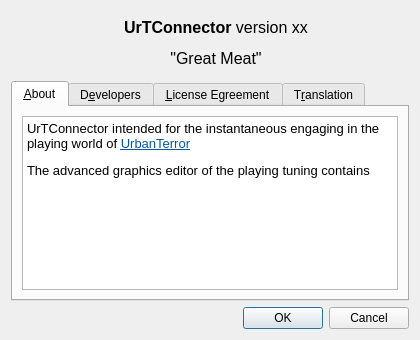
Old version of the form src/aboutdialog.ui in the repository navrocky/urtconnector.
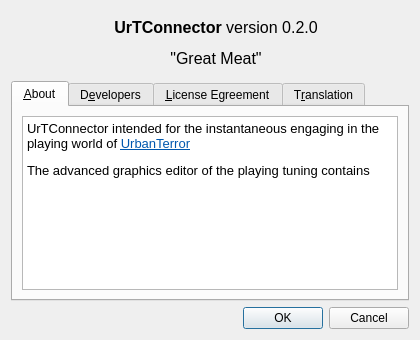
New version of the form. Icons and pictures are not drawn.

What changed in the file:
```diff
--- a/src/aboutdialog.ui
+++ b/src/aboutdialog.ui
@@ -79,7 +79,7 @@
 &lt;html&gt;&lt;head&gt;&lt;meta name=&quot;qrichtext&quot; content=&quot;1&quot; /&gt;&lt;style type=&quot;text/css&quot;&gt;
 p, li { white-space: pre-wrap; }
 &lt;/style&gt;&lt;/head&gt;&lt;body style=&quot; font-family:'Sans Serif'; font-size:10pt; font-weight:400; font-style:normal;&quot;&gt;
-&lt;p align=&quot;center&quot; style=&quot; margin-top:12px; margin-bottom:12px; margin-left:0px; margin-right:0px; -qt-block-indent:0; text-indent:0px;&quot;&gt;&lt;span style=&quot; font-size:12pt; font-weight:600;&quot;&gt;UrTConnector&lt;/span&gt;&lt;span style=&quot; font-size:12pt;&quot;&gt; version xx&lt;/span&gt;&lt;/p&gt;
+&lt;p align=&quot;center&quot; style=&quot; margin-top:12px; margin-bottom:12px; margin-left:0px; margin-right:0px; -qt-block-indent:0; text-indent:0px;&quot;&gt;&lt;span style=&quot; font-size:12pt; font-weight:600;&quot;&gt;UrTConnector&lt;/span&gt;&lt;span style=&quot; font-size:12pt;&quot;&gt; version 0.2.0&lt;/span&gt;&lt;/p&gt;
 &lt;p align=&quot;center&quot; style=&quot; margin-top:12px; margin-bottom:12px; margin-left:0px; margin-right:0px; -qt-block-indent:0; text-indent:0px;&quot;&gt;&lt;span style=&quot; font-size:12pt;&quot;&gt;&amp;quot;Great Meat&amp;quot;&lt;/span&gt;&lt;/p&gt;&lt;/body&gt;&lt;/html&gt;</string>
          </property>
         </widget>
```
